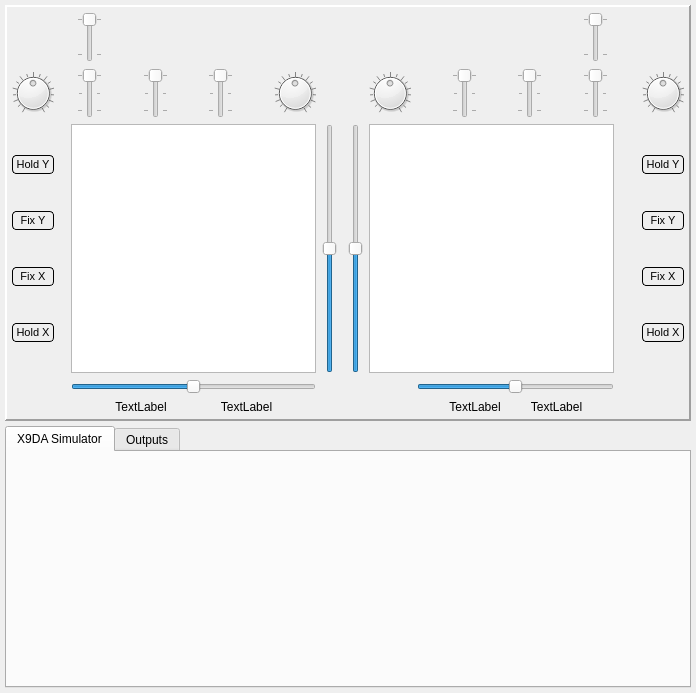
Before: the Qt Designer form src/xsimulatordialog.ui in roberto1903/companion9x, drawn with Qt 5.
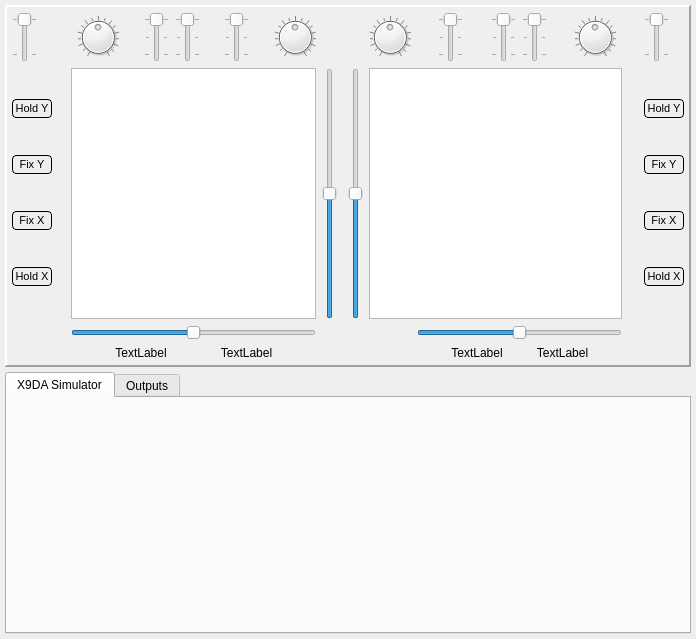
After: the same form once the commit is applied. Icons and pictures are not drawn. Custom widgets are drawn as their Qt base class.

Commit message: Another layout for taranis simulator

```diff
--- a/src/xsimulatordialog.ui
+++ b/src/xsimulatordialog.ui
@@ -7,7 +7,7 @@
     <x>0</x>
     <y>0</y>
     <width>696</width>
-    <height>693</height>
+    <height>639</height>
    </rect>
   </property>
   <property name="sizePolicy">
@@ -73,47 +73,7 @@
        <number>6</number>
       </property>
       <item row="0" column="1">
-       <layout class="QGridLayout" name="gridLayout_2" columnstretch="0,0,0,0,0,0,0,0,0,0,0">
-        <item row="0" column="7">
-         <widget class="QSlider" name="switchH">
-          <property name="sizePolicy">
-           <sizepolicy hsizetype="Fixed" vsizetype="Fixed">
-            <horstretch>0</horstretch>
-            <verstretch>0</verstretch>
-           </sizepolicy>
-          </property>
-          <property name="maximumSize">
-           <size>
-            <width>16777215</width>
-            <height>50</height>
-           </size>
-          </property>
-          <property name="toolTip">
-           <string>SH</string>
-          </property>
-          <property name="styleSheet">
-           <string notr="true"/>
-          </property>
-          <property name="maximum">
-           <number>1</number>
-          </property>
-          <property name="value">
-           <number>0</number>
-          </property>
-          <property name="orientation">
-           <enum>Qt::Vertical</enum>
-          </property>
-          <property name="invertedAppearance">
-           <bool>true</bool>
-          </property>
-          <property name="tickPosition">
-           <enum>QSlider::TicksBothSides</enum>
-          </property>
-          <property name="tickInterval">
-           <number>1</number>
-          </property>
-         </widget>
-        </item>
+       <layout class="QGridLayout" name="gridLayout_2" columnstretch="0,0,0,0,0,0,0,0,0,0,0,0">
         <item row="2" column="4">
          <spacer name="horizontalSpacer_13">
           <property name="orientation">
@@ -127,7 +87,7 @@
           </property>
          </spacer>
         </item>
-        <item row="3" column="1" colspan="8">
+        <item row="3" column="1" colspan="9">
          <widget class="QGraphicsView" name="rightStick">
           <property name="sizePolicy">
            <sizepolicy hsizetype="Minimum" vsizetype="Minimum">
@@ -149,7 +109,20 @@
           </property>
          </widget>
         </item>
-        <item row="3" column="10">
+        <item row="2" column="2">
+         <spacer name="horizontalSpacer_8">
+          <property name="orientation">
+           <enum>Qt::Horizontal</enum>
+          </property>
+          <property name="sizeHint" stdset="0">
+           <size>
+            <width>40</width>
+            <height>20</height>
+           </size>
+          </property>
+         </spacer>
+        </item>
+        <item row="3" column="11">
          <layout class="QVBoxLayout" name="verticalLayout_2">
           <item>
            <widget class="QPushButton" name="holdRightY">
@@ -273,19 +246,6 @@
           </item>
          </layout>
         </item>
-        <item row="2" column="2">
-         <spacer name="horizontalSpacer_8">
-          <property name="orientation">
-           <enum>Qt::Horizontal</enum>
-          </property>
-          <property name="sizeHint" stdset="0">
-           <size>
-            <width>40</width>
-            <height>20</height>
-           </size>
-          </property>
-         </spacer>
-        </item>
         <item row="2" column="5">
          <widget class="QSlider" name="switchD">
           <property name="sizePolicy">
@@ -323,7 +283,7 @@
           </property>
          </widget>
         </item>
-        <item row="4" column="2" colspan="7">
+        <item row="4" column="2" colspan="8">
          <widget class="mySlider" name="trimHRight">
           <property name="toolTip">
            <string>Right Double Click to Reset</string>
@@ -376,47 +336,7 @@
           </property>
          </widget>
         </item>
-        <item row="2" column="7">
-         <widget class="QSlider" name="switchG">
-          <property name="sizePolicy">
-           <sizepolicy hsizetype="Fixed" vsizetype="Fixed">
-            <horstretch>0</horstretch>
-            <verstretch>0</verstretch>
-           </sizepolicy>
-          </property>
-          <property name="maximumSize">
-           <size>
-            <width>16777215</width>
-            <height>50</height>
-           </size>
-          </property>
-          <property name="toolTip">
-           <string>SG</string>
-          </property>
-          <property name="maximum">
-           <number>2</number>
-          </property>
-          <property name="value">
-           <number>0</number>
-          </property>
-          <property name="orientation">
-           <enum>Qt::Vertical</enum>
-          </property>
-          <property name="invertedAppearance">
-           <bool>true</bool>
-          </property>
-          <property name="invertedControls">
-           <bool>false</bool>
-          </property>
-          <property name="tickPosition">
-           <enum>QSlider::TicksBothSides</enum>
-          </property>
-          <property name="tickInterval">
-           <number>1</number>
-          </property>
-         </widget>
-        </item>
-        <item row="5" column="2" colspan="7">
+        <item row="5" column="2" colspan="8">
          <layout class="QHBoxLayout" name="horizontalLayout_7">
           <property name="leftMargin">
            <number>20</number>
@@ -513,7 +433,7 @@
           </property>
          </widget>
         </item>
-        <item row="3" column="9">
+        <item row="3" column="10">
          <spacer name="horizontalSpacer_9">
           <property name="orientation">
            <enum>Qt::Horizontal</enum>
@@ -526,7 +446,60 @@
           </property>
          </spacer>
         </item>
-        <item row="2" column="10">
+        <item row="2" column="7">
+         <spacer name="horizontalSpacer_14">
+          <property name="orientation">
+           <enum>Qt::Horizontal</enum>
+          </property>
+          <property name="sizeHint" stdset="0">
+           <size>
+            <width>40</width>
+            <height>20</height>
+           </size>
+          </property>
+         </spacer>
+        </item>
+        <item row="2" column="6">
+         <widget class="QSlider" name="switchG">
+          <property name="sizePolicy">
+           <sizepolicy hsizetype="Fixed" vsizetype="Fixed">
+            <horstretch>0</horstretch>
+            <verstretch>0</verstretch>
+           </sizepolicy>
+          </property>
+          <property name="maximumSize">
+           <size>
+            <width>16777215</width>
+            <height>50</height>
+           </size>
+          </property>
+          <property name="toolTip">
+           <string>SG</string>
+          </property>
+          <property name="maximum">
+           <number>2</number>
+          </property>
+          <property name="value">
+           <number>0</number>
+          </property>
+          <property name="orientation">
+           <enum>Qt::Vertical</enum>
+          </property>
+          <property name="invertedAppearance">
+           <bool>true</bool>
+          </property>
+          <property name="invertedControls">
+           <bool>false</bool>
+          </property>
+          <property name="tickPosition">
+           <enum>QSlider::TicksBothSides</enum>
+          </property>
+          <property name="tickInterval">
+           <number>1</number>
+          </property>
+         </widget>
+        </item>
+        <item row="2" column="8">
          <widget class="QDial" name="dialP_4">
           <property name="sizePolicy">
            <sizepolicy hsizetype="MinimumExpanding" vsizetype="MinimumExpanding">
@@ -560,67 +533,51 @@
           </property>
          </widget>
         </item>
-        <item row="2" column="6">
-         <spacer name="horizontalSpacer_14">
-          <property name="orientation">
-           <enum>Qt::Horizontal</enum>
+        <item row="2" column="11">
+         <widget class="QSlider" name="switchH">
+          <property name="sizePolicy">
+           <sizepolicy hsizetype="Fixed" vsizetype="Fixed">
+            <horstretch>0</horstretch>
+            <verstretch>0</verstretch>
+           </sizepolicy>
           </property>
-          <property name="sizeHint" stdset="0">
+          <property name="maximumSize">
            <size>
-            <width>40</width>
-            <height>20</height>
+            <width>16777215</width>
+            <height>50</height>
            </size>
           </property>
-         </spacer>
+          <property name="toolTip">
+           <string>SH</string>
+          </property>
+          <property name="styleSheet">
+           <string notr="true"/>
+          </property>
+          <property name="maximum">
+           <number>1</number>
+          </property>
+          <property name="value">
+           <number>0</number>
+          </property>
+          <property name="orientation">
+           <enum>Qt::Vertical</enum>
+          </property>
+          <property name="invertedAppearance">
+           <bool>true</bool>
+          </property>
+          <property name="tickPosition">
+           <enum>QSlider::TicksBothSides</enum>
+          </property>
+          <property name="tickInterval">
+           <number>1</number>
+          </property>
+         </widget>
         </item>
        </layout>
       </item>
       <item row="0" column="0">
-       <layout class="QGridLayout" name="gridLayout" columnstretch="0,0,0,0,0,0,0,0,0,0,0">
-        <item row="0" column="3">
-         <widget class="QSlider" name="switchF">
-          <property name="sizePolicy">
-           <sizepolicy hsizetype="Fixed" vsizetype="Fixed">
-            <horstretch>0</horstretch>
-            <verstretch>0</verstretch>
-           </sizepolicy>
-          </property>
-          <property name="maximumSize">
-           <size>
-            <width>16777215</width>
-            <height>50</height>
-           </size>
-          </property>
-          <property name="toolTip">
-           <string>SF</string>
-          </property>
-          <property name="statusTip">
-           <string>SF</string>
-          </property>
-          <property name="maximum">
-           <number>1</number>
-          </property>
-          <property name="value">
-           <number>0</number>
-          </property>
-          <property name="sliderPosition">
-           <number>0</number>
-          </property>
-          <property name="orientation">
-           <enum>Qt::Vertical</enum>
-          </property>
-          <property name="invertedAppearance">
-           <bool>true</bool>
-          </property>
-          <property name="tickPosition">
-           <enum>QSlider::TicksBothSides</enum>
-          </property>
-          <property name="tickInterval">
-           <number>1</number>
-          </property>
-         </widget>
-        </item>
-        <item row="1" column="4">
+       <layout class="QGridLayout" name="gridLayout" columnstretch="0,0,0,0,0,0,0,0,0,0,0,0">
+        <item row="2" column="4">
          <spacer name="horizontalSpacer_11">
           <property name="orientation">
            <enum>Qt::Horizontal</enum>
@@ -633,41 +590,20 @@
           </property>
          </spacer>
         </item>
-        <item row="1" column="0">
-         <widget class="QDial" name="dialP_3">
-          <property name="sizePolicy">
-           <sizepolicy hsizetype="MinimumExpanding" vsizetype="MinimumExpanding">
-            <horstretch>0</horstretch>
-            <verstretch>0</verstretch>
-           </sizepolicy>
+        <item row="3" column="1">
+         <spacer name="horizontalSpacer_10">
+          <property name="orientation">
+           <enum>Qt::Horizontal</enum>
           </property>
-          <property name="maximumSize">
+          <property name="sizeHint" stdset="0">
            <size>
-            <width>42</width>
-            <height>42</height>
+            <width>40</width>
+            <height>20</height>
            </size>
           </property>
-          <property name="toolTip">
-           <string>SL</string>
-          </property>
-          <property name="minimum">
-           <number>-1024</number>
-          </property>
-          <property name="maximum">
-           <number>1024</number>
-          </property>
-          <property name="pageStep">
-           <number>128</number>
-          </property>
-          <property name="notchTarget">
-           <double>64.000000000000000</double>
-          </property>
-          <property name="notchesVisible">
-           <bool>true</bool>
-          </property>
-         </widget>
+         </spacer>
         </item>
-        <item row="2" column="0">
+        <item row="3" column="0">
          <layout class="QVBoxLayout" name="verticalLayout">
           <item>
            <widget class="QPushButton" name="holdLeftY">
@@ -791,7 +727,7 @@
           </item>
          </layout>
         </item>
-        <item row="1" column="8">
+        <item row="2" column="9">
          <spacer name="horizontalSpacer_7">
           <property name="orientation">
            <enum>Qt::Horizontal</enum>
@@ -804,7 +740,7 @@
           </property>
          </spacer>
         </item>
-        <item row="1" column="9">
+        <item row="2" column="10">
          <widget class="QDial" name="dialP_1">
           <property name="sizePolicy">
            <sizepolicy hsizetype="MinimumExpanding" vsizetype="MinimumExpanding">
@@ -838,7 +774,20 @@
           </property>
          </widget>
         </item>
-        <item row="8" column="2" colspan="8">
+        <item row="2" column="7">
+         <spacer name="horizontalSpacer_12">
+          <property name="orientation">
+           <enum>Qt::Horizontal</enum>
+          </property>
+          <property name="sizeHint" stdset="0">
+           <size>
+            <width>40</width>
+            <height>20</height>
+           </size>
+          </property>
+         </spacer>
+        </item>
+        <item row="9" column="2" colspan="9">
          <layout class="QHBoxLayout" name="horizontalLayout_6">
           <property name="leftMargin">
            <number>20</number>
@@ -868,7 +817,7 @@
           </item>
          </layout>
         </item>
-        <item row="1" column="7">
+        <item row="2" column="8">
          <widget class="QSlider" name="switchB">
           <property name="sizePolicy">
            <sizepolicy hsizetype="Fixed" vsizetype="Fixed">
@@ -905,7 +854,7 @@
           </property>
          </widget>
         </item>
-        <item row="2" column="2" colspan="8">
+        <item row="3" column="2" colspan="9">
          <widget class="QGraphicsView" name="leftStick">
           <property name="minimumSize">
            <size>
@@ -921,44 +870,7 @@
           </property>
          </widget>
         </item>
-        <item row="1" column="3">
-         <widget class="QSlider" name="switchE">
-          <property name="sizePolicy">
-           <sizepolicy hsizetype="Fixed" vsizetype="Fixed">
-            <horstretch>0</horstretch>
-            <verstretch>0</verstretch>
-           </sizepolicy>
-          </property>
-          <property name="maximumSize">
-           <size>
-            <width>16777215</width>
-            <height>50</height>
-           </size>
-          </property>
-          <property name="toolTip">
-           <string>SE</string>
-          </property>
-          <property name="maximum">
-           <number>2</number>
-          </property>
-          <property name="value">
-           <number>0</number>
-          </property>
-          <property name="orientation">
-           <enum>Qt::Vertical</enum>
-          </property>
-          <property name="invertedAppearance">
-           <bool>true</bool>
-          </property>
-          <property name="tickPosition">
-           <enum>QSlider::TicksBothSides</enum>
-          </property>
-          <property name="tickInterval">
-           <number>1</number>
-          </property>
-         </widget>
-        </item>
-        <item row="1" column="5">
+        <item row="2" column="6">
          <widget class="QSlider" name="switchA">
           <property name="sizePolicy">
            <sizepolicy hsizetype="Fixed" vsizetype="Fixed">
@@ -995,7 +907,7 @@
           </property>
          </widget>
         </item>
-        <item row="3" column="2" colspan="8">
+        <item row="4" column="2" colspan="9">
          <widget class="mySlider" name="trimHLeft">
           <property name="toolTip">
            <string>Right Double Click to Reset</string>
@@ -1011,7 +923,7 @@
           </property>
          </widget>
         </item>
-        <item row="2" column="10">
+        <item row="3" column="11">
          <layout class="QHBoxLayout" name="horizontalLayout_2">
           <item>
            <widget class="mySlider" name="trimVLeft">
@@ -1053,31 +965,119 @@
           </item>
          </layout>
         </item>
-        <item row="2" column="1">
-         <spacer name="horizontalSpacer_10">
+        <item row="2" column="5">
+         <widget class="QSlider" name="switchE">
+          <property name="sizePolicy">
+           <sizepolicy hsizetype="Fixed" vsizetype="Fixed">
+            <horstretch>0</horstretch>
+            <verstretch>0</verstretch>
+           </sizepolicy>
+          </property>
+          <property name="maximumSize">
+           <size>
+            <width>16777215</width>
+            <height>50</height>
+           </size>
+          </property>
+          <property name="toolTip">
+           <string>SE</string>
+          </property>
+          <property name="maximum">
+           <number>2</number>
+          </property>
+          <property name="value">
+           <number>0</number>
+          </property>
           <property name="orientation">
-           <enum>Qt::Horizontal</enum>
+           <enum>Qt::Vertical</enum>
           </property>
-          <property name="sizeHint" stdset="0">
+          <property name="invertedAppearance">
+           <bool>true</bool>
+          </property>
+          <property name="tickPosition">
+           <enum>QSlider::TicksBothSides</enum>
+          </property>
+          <property name="tickInterval">
+           <number>1</number>
+          </property>
+         </widget>
+        </item>
+        <item row="2" column="3">
+         <widget class="QDial" name="dialP_3">
+          <property name="sizePolicy">
+           <sizepolicy hsizetype="MinimumExpanding" vsizetype="MinimumExpanding">
+            <horstretch>0</horstretch>
+            <verstretch>0</verstretch>
+           </sizepolicy>
+          </property>
+          <property name="maximumSize">
            <size>
-            <width>40</width>
-            <height>20</height>
+            <width>42</width>
+            <height>42</height>
            </size>
           </property>
-         </spacer>
+          <property name="toolTip">
+           <string>SL</string>
+          </property>
+          <property name="minimum">
+           <number>-1024</number>
+          </property>
+          <property name="maximum">
+           <number>1024</number>
+          </property>
+          <property name="pageStep">
+           <number>128</number>
+          </property>
+          <property name="notchTarget">
+           <double>64.000000000000000</double>
+          </property>
+          <property name="notchesVisible">
+           <bool>true</bool>
+          </property>
+         </widget>
         </item>
-        <item row="1" column="6">
-         <spacer name="horizontalSpacer_12">
-          <property name="orientation">
-           <enum>Qt::Horizontal</enum>
+        <item row="2" column="0">
+         <widget class="QSlider" name="switchF">
+          <property name="sizePolicy">
+           <sizepolicy hsizetype="Fixed" vsizetype="Fixed">
+            <horstretch>0</horstretch>
+            <verstretch>0</verstretch>
+           </sizepolicy>
           </property>
-          <property name="sizeHint" stdset="0">
+          <property name="maximumSize">
            <size>
-            <width>40</width>
-            <height>20</height>
+            <width>16777215</width>
+            <height>50</height>
            </size>
           </property>
-         </spacer>
+          <property name="toolTip">
+           <string>SF</string>
+          </property>
+          <property name="statusTip">
+           <string>SF</string>
+          </property>
+          <property name="maximum">
+           <number>1</number>
+          </property>
+          <property name="value">
+           <number>0</number>
+          </property>
+          <property name="sliderPosition">
+           <number>0</number>
+          </property>
+          <property name="orientation">
+           <enum>Qt::Vertical</enum>
+          </property>
+          <property name="invertedAppearance">
+           <bool>true</bool>
+          </property>
+          <property name="tickPosition">
+           <enum>QSlider::TicksBothSides</enum>
+          </property>
+          <property name="tickInterval">
+           <number>1</number>
+          </property>
+         </widget>
         </item>
        </layout>
       </item>
```
